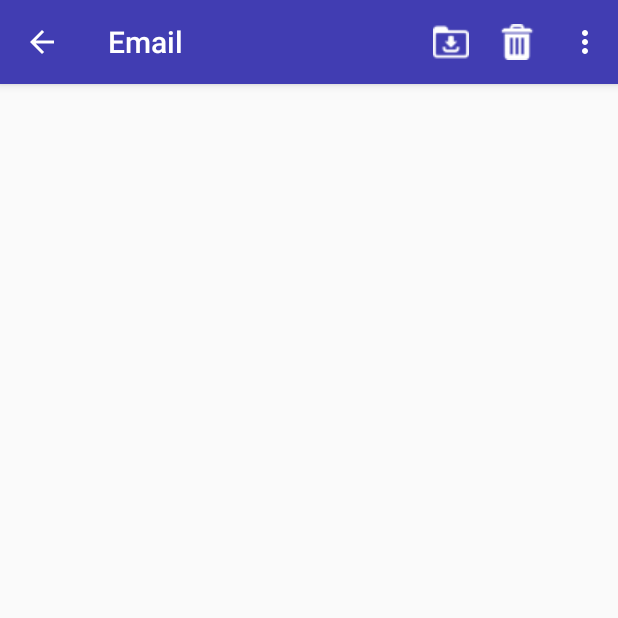
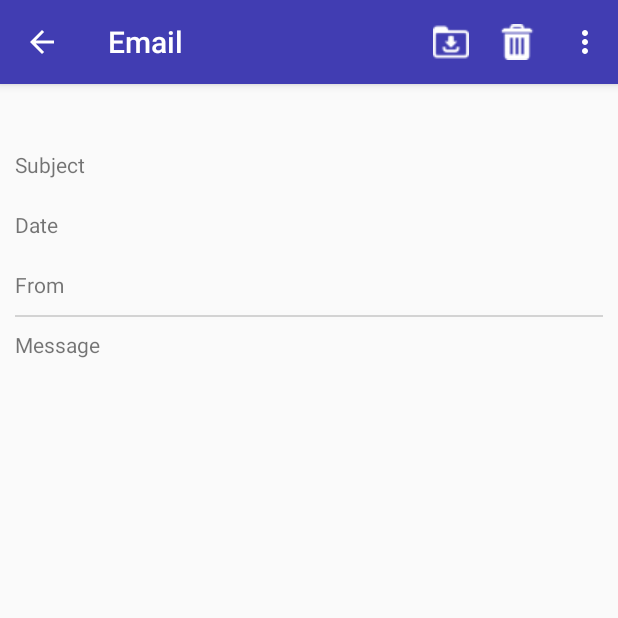
Before and after one commit to Mitra236/doPostAndroid, an Android app: the EmailActivity screen opened directly, with no data from a screen before it, on a phone screen of 412 x 824 dp, the top half of it. Run offline under Robolectric (Android 15) with nearby library versions, the phone set to English and light mode, and no system bars.

Commit message:
Izmenjen layout u email i create email

```diff
--- a/DoPostEmail/app/src/main/res/layout/activity_email.xml
+++ b/DoPostEmail/app/src/main/res/layout/activity_email.xml
@@ -8,4 +8,49 @@
         layout="@layout/toolbar">
 
     </include>
+
+    <TextView
+        android:id="@+id/textSubject"
+        android:layout_width="wrap_content"
+        android:layout_height="wrap_content"
+        android:text="Subject"
+        android:layout_marginTop="100dp"
+        android:layout_marginLeft="10dp"/>
+
+    <TextView
+        android:id="@+id/textDate"
+        android:layout_width="wrap_content"
+        android:layout_height="wrap_content"
+        android:text="Date"
+        android:layout_marginTop="140dp"
+        android:layout_marginLeft="10dp"/>
+
+    <TextView
+        android:id="@+id/textFrom"
+        android:layout_width="wrap_content"
+        android:layout_height="wrap_content"
+        android:text="From"
+        android:layout_marginTop="180dp"
+        android:layout_marginLeft="10dp"/>
+
+
+    <View
+        android:id="@+id/SplitLine_hor1"
+        android:layout_width="match_parent"
+        android:layout_height= "1dp"
+        android:background="@color/colorGray"
+        android:layout_marginTop="210dp"
+        android:layout_marginLeft="10dp"
+        android:layout_marginRight="10dp"/>
+
+
+    <TextView
+        android:id="@+id/textMessage"
+        android:layout_width="wrap_content"
+        android:layout_height="wrap_content"
+        android:text="Message"
+        android:layout_marginTop="220dp"
+        android:layout_marginLeft="10dp"/>
+
+
 </RelativeLayout>
--- a/DoPostEmail/app/src/main/res/values/colors.xml
+++ b/DoPostEmail/app/src/main/res/values/colors.xml
@@ -6,4 +6,5 @@
     <color name="colorToolbar">#413db2</color>
     <color name="colorWhite">#ffffff</color>
     <color name="colorSidebar">#343398</color>
+    <color name ="colorGray">#D3D3D3</color>
 </resources>
--- a/DoPostEmail/app/src/main/res/values/strings.xml
+++ b/DoPostEmail/app/src/main/res/values/strings.xml
@@ -16,6 +16,6 @@
     <color name="black">#000000</color>
 
     <string name="action_forward">Forward</string>
-    <string name="action_replay_to_all">Replay to all</string>
-    <string name="action_replay">Replay</string>
+    <string name="action_replay_to_all">Reply All</string>
+    <string name="action_replay">Reply</string>
 </resources>
```
Also changed, not shown: DoPostEmail/app/src/main/res/layout/activity_create_email.xml (+14 -7 lines), DoPostEmail/app/src/main/res/layout/toolbar_create_email.xml (+4 -3 lines).
